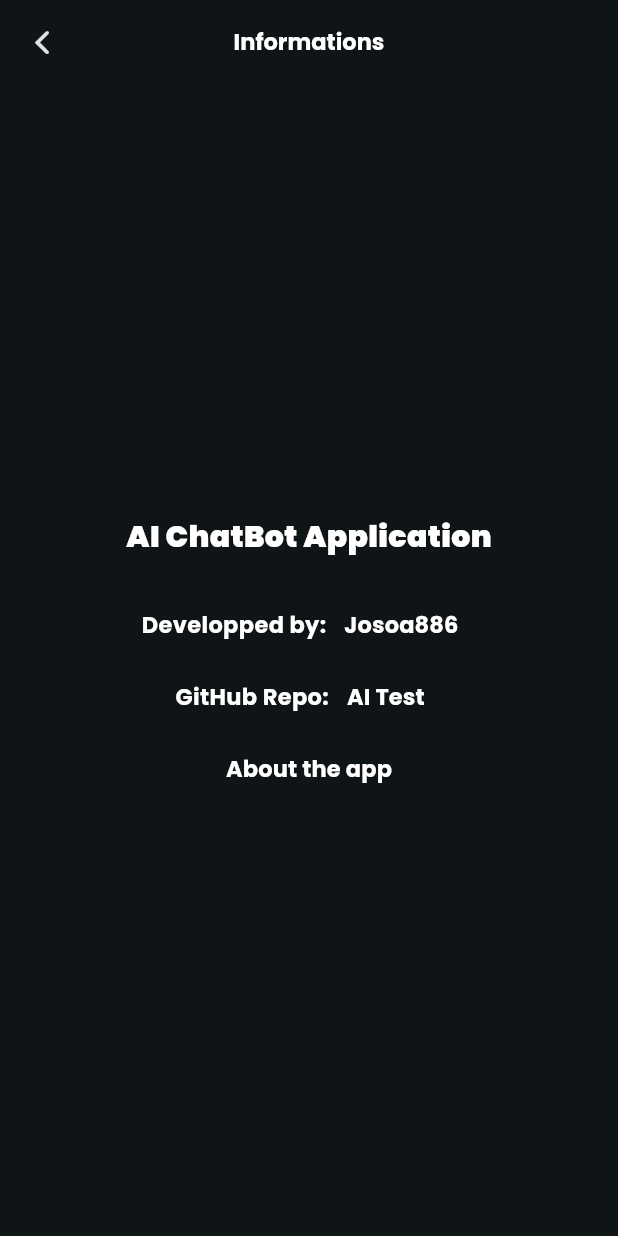
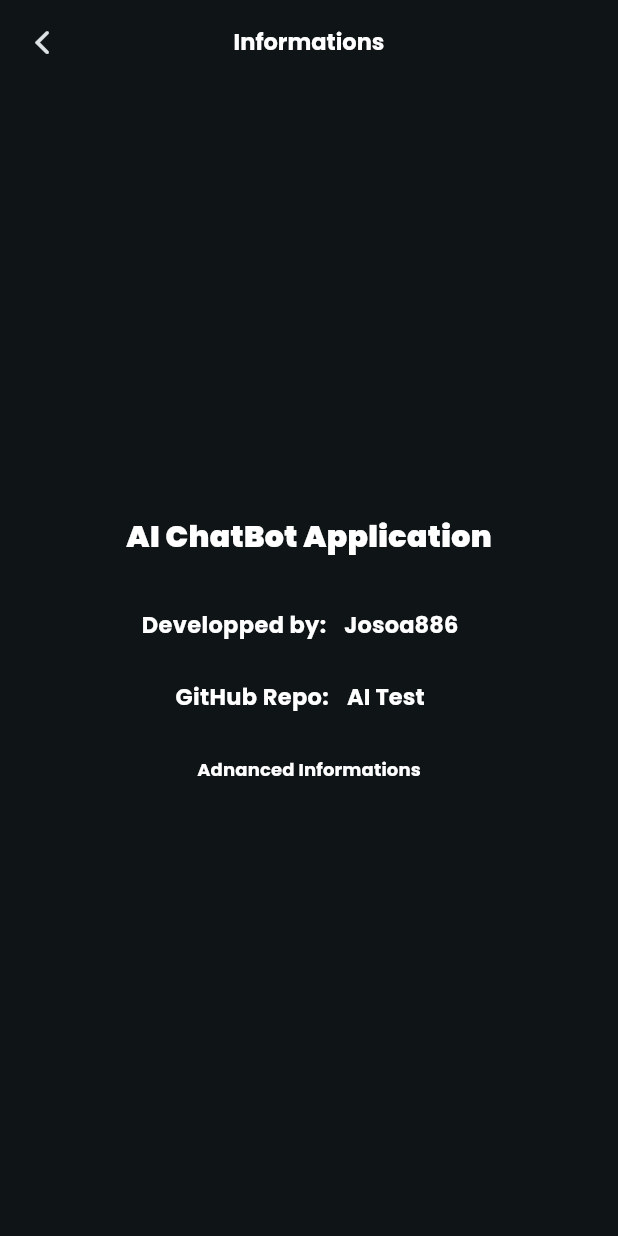
Before and after one commit to josoavj/ai.assistant, a Flutter app: the screen it shows after launch, in the side drawer, after a tap on "A propos", on a phone screen of 412 x 824 dp. Run offline on Flutter 3.47's test engine with Material 3 defaults, Android fonts, the phone set to English and light mode, and no system bars; our stand-ins replace firebase_core, flutter_markdown, google_fonts, google_generative_ai; accounts and stored records are empty.

Commit message:
feat: Adding a textbutton that show advanced information about the app

```diff
--- a/lib/pages/about.dart
+++ b/lib/pages/about.dart
@@ -98,6 +98,14 @@ class _AboutState extends State<About> {
               ],
             ),
             TextButton(
+              child: Text(
+                  "Adnanced Informations",
+                  style: GoogleFonts.poppins(
+                    fontSize: 12,
+                    color: Colors.white,
+                    fontWeight: FontWeight.w700,
+                  ),
+              ),
               onPressed: (){
                 showAboutDialog(
                   context: context,
@@ -123,14 +131,7 @@ class _AboutState extends State<About> {
                   ]
                   );
               },
-              child: Text(
-                  "About the app",
-                  style: GoogleFonts.poppins(
-                    fontSize: 15,
-                    color: Colors.white,
-                    fontWeight: FontWeight.w700,
-                  ),
-            ) ),
+              ),
           ],),
       ),
     );
```
